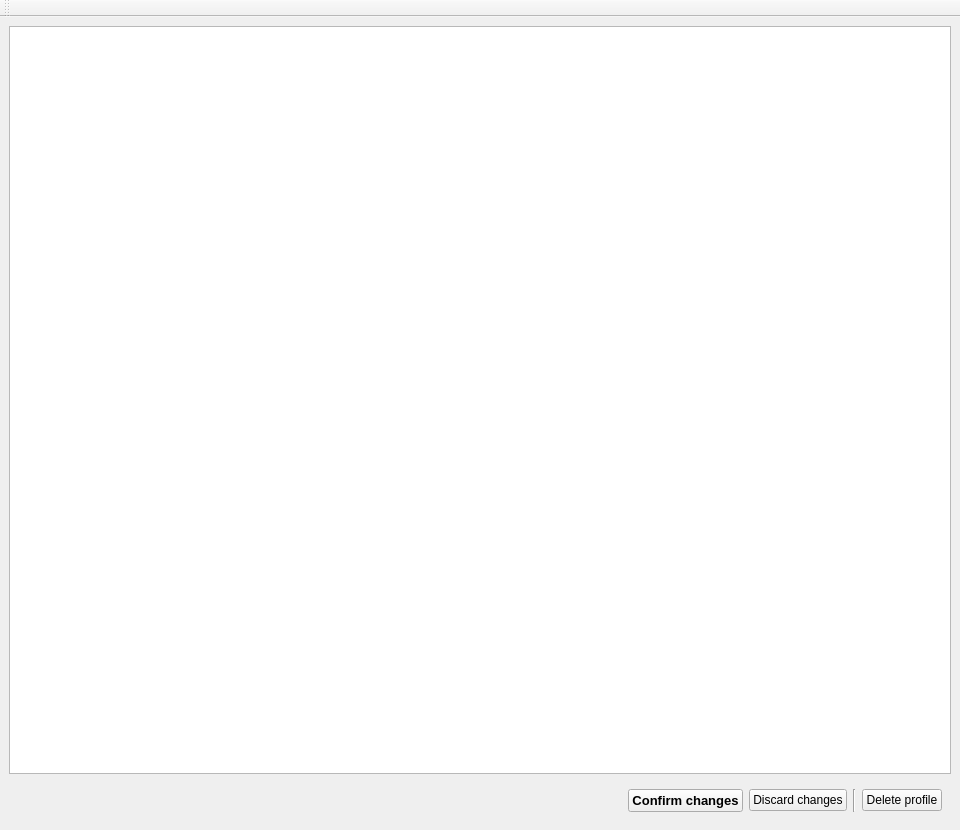
First picture: the form in ui/TailoringWindow.ui, repository OpenSCAP/scap-workbench, before the edit.
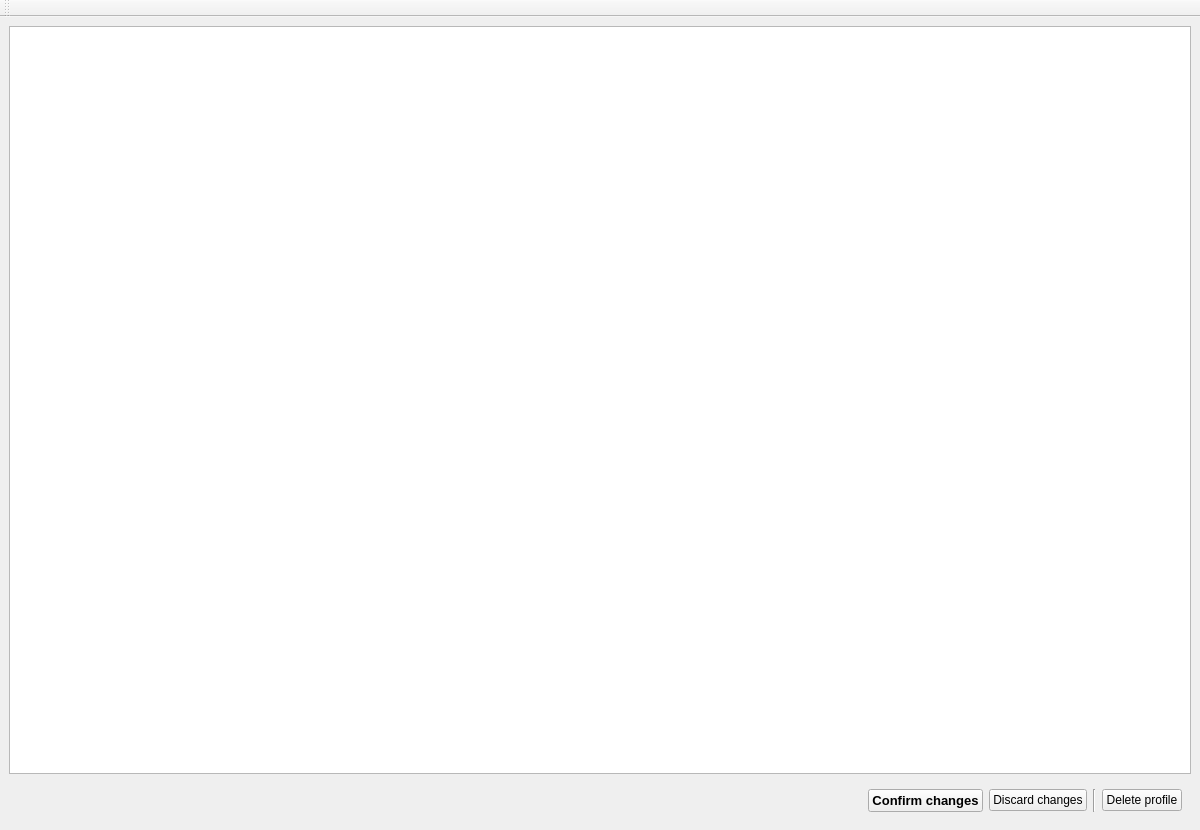
Second picture: the form after the edit.

Commit message:
TailoringWindow made wider by default - 1200px
Most modern monitors have higher resolutions than that. If user users a
lower resolution the tailoring window will adapt.

What changed in the file:
```diff
--- a/ui/TailoringWindow.ui
+++ b/ui/TailoringWindow.ui
@@ -9,7 +9,7 @@
    <rect>
     <x>0</x>
     <y>0</y>
-    <width>960</width>
+    <width>1200</width>
     <height>830</height>
    </rect>
   </property>
```
Left out of the diff: 2 changed lines with no effect on the pictures.
